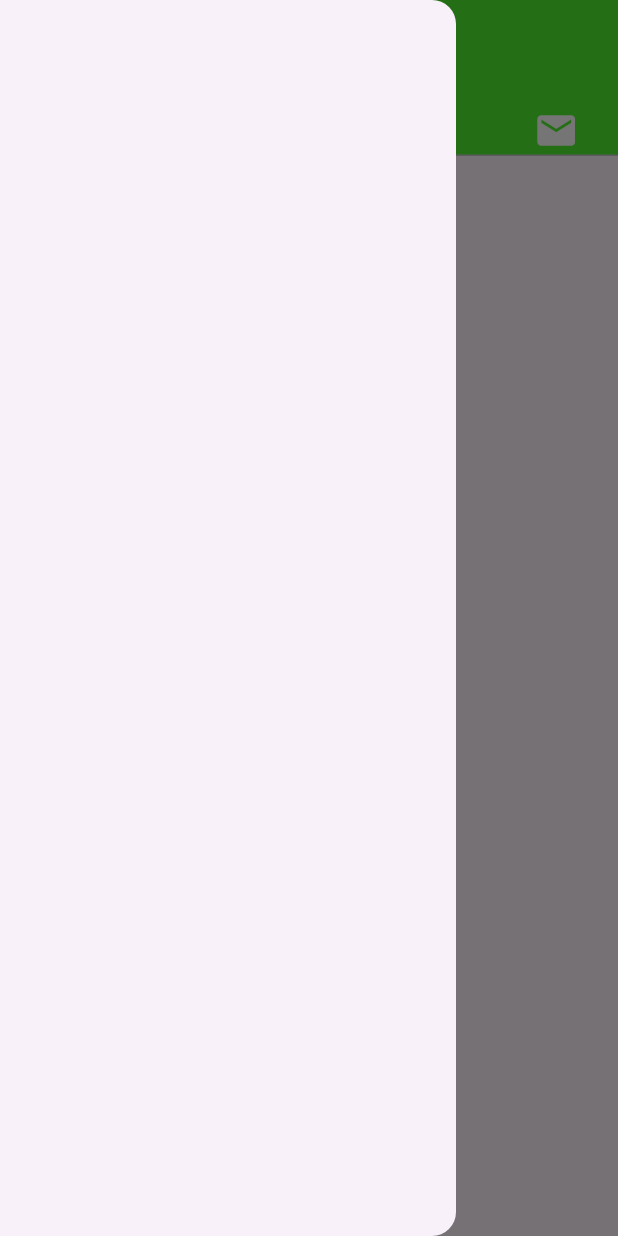
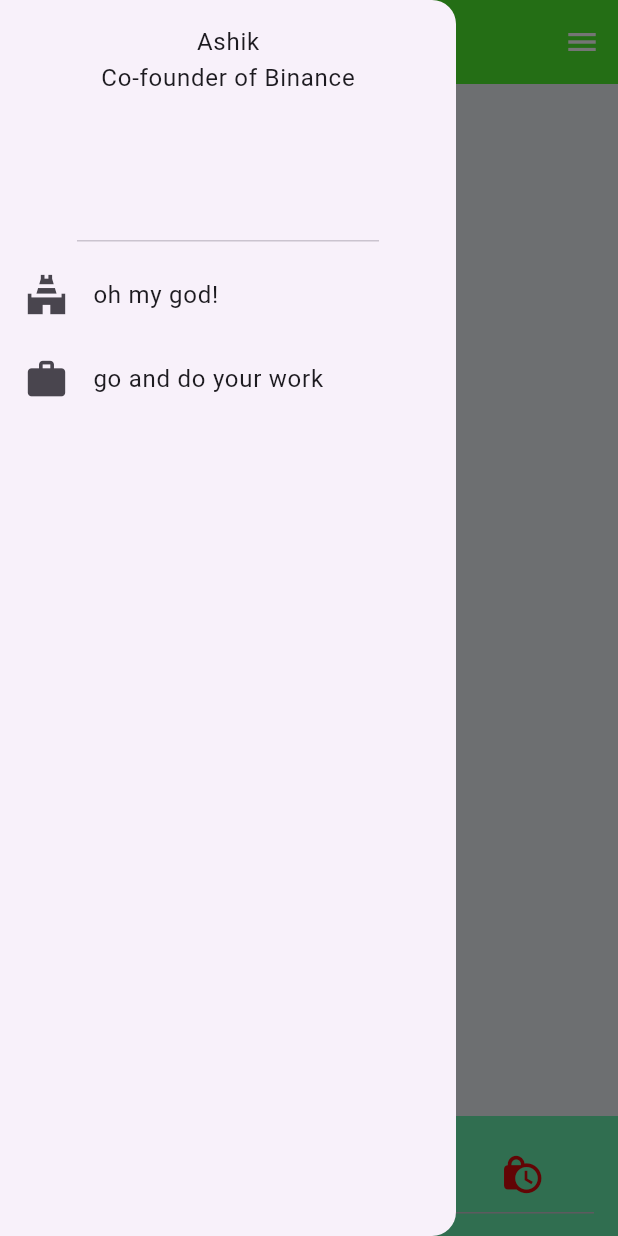
Before and after one commit to SDE-Ashik/flutter-basic, a Flutter app: the screen it shows after launch, with the side drawer open, on a phone screen of 412 x 824 dp. Run offline on Flutter 3.47's test engine with Material 3 defaults, Android fonts, the phone set to English and light mode, and no system bars; our stand-ins replace cached_network_image; missing offline and left inert: dart:ffi.

Commit message:
showModelBottomSheet - bottomsheet

```diff
--- a/lib/main.dart
+++ b/lib/main.dart
@@ -2,8 +2,9 @@ import 'dart:ffi';
 
 import 'package:flutter/material.dart';
 import 'package:hello/widget/alert.dart';
-import 'package:hello/widget/drawer.dart';
-import 'package:hello/widget/image.dart';
+import 'package:hello/widget/bottomsheet.dart';
+// import 'package:hello/widget/drawer.dart';
+// import 'package:hello/widget/image.dart';
 // import 'package:hello/widget/listview1.dart';
 
 void main() {
@@ -27,7 +28,7 @@ class MyApp extends StatelessWidget {
             primarySwatch: Colors.green,
             colorScheme: ColorScheme.fromSeed(seedColor: Colors.deepPurple),
             useMaterial3: true,
-            iconTheme: IconThemeData(
+            iconTheme: const IconThemeData(
                 color: Color.fromARGB(255, 214, 10, 10), size: 30)),
         darkTheme: ThemeData(
           primaryColor: Colors.black38,
@@ -35,7 +36,7 @@ class MyApp extends StatelessWidget {
         home: const DefaultTabController(
           length: 5,
           initialIndex: 2,
-          child: AlertWidget(),
+          child:BottomsheetWidget(),
         ));
   }
 }
--- a/lib/widget/alert.dart
+++ b/lib/widget/alert.dart
@@ -1,6 +1,7 @@
 import 'package:flutter/cupertino.dart';
 import 'package:flutter/material.dart';
 import 'package:flutter/widgets.dart';
+import 'package:hello/widget/bottomsheet.dart';
 import 'package:hello/widget/image.dart';
 
 class AlertWidget extends StatelessWidget {
@@ -128,7 +129,7 @@ Future<void> _showMyDialog(BuildContext context) async {
           ),
           TextButton(
             onPressed: () {
-              Navigator.pop(context);
+              Navigator.push(context, MaterialPageRoute(builder: (context)=>const BottomsheetWidget()));
             },
             child: Text("Cancel",
             style: TextStyle(color: Colors.black,fontSize: 20,
--- /dev/null
+++ b/lib/widget/bottomsheet.dart
@@ -0,0 +1,125 @@
+import 'package:flutter/material.dart';
+import 'package:flutter/widgets.dart';
+// import 'package:hello/widget/alert.dart';
+
+class BottomsheetWidget extends StatelessWidget {
+  const BottomsheetWidget({super.key});
+
+
+
+  @override
+  Widget build(BuildContext context) {
+    return Scaffold(
+      appBar: AppBar(
+        title: Text(
+          "NewYork City",
+          style: TextStyle(color: Colors.white),
+        ),
+        // leading: IconButton(
+        //   padding: EdgeInsets.all(40),
+        //   alignment: Alignment.topCenter,
+        //     onPressed: () {
+        //       // Navigator.push(context, MaterialPageRoute(builder: (context)=>AlertWidget()
+        //       // )
+        //       // );
+      //   //     },
+      //       icon: Icon(Icons.home_filled)),
+
+      //   // actionsIconTheme: IconThemeData(),
+      ),
+      body: Container(
+        color: Color.fromARGB(255, 237, 243, 247),
+        child: Center(
+          child: ElevatedButton(
+            onPressed: () {
+              showModalBottomSheet(
+                isDismissible: true,
+                backgroundColor: const Color.fromARGB(255, 128, 241, 132),
+               elevation: 0,
+               enableDrag: true,
+                  context: context,
+                  builder: (BuildContext context) {
+                    return ListView(
+                      children: const [
+                        Card(
+                          child: ListTile(
+                            title: Text("hello"),
+                            subtitle:Text("this is sample",),
+                            // shape: CircleBorder(eccentricity: 0.5),
+                          ),
+                        ),
+                        Card(
+                          child: ListTile(
+                            title: Text("hello"),
+                          ),
+                        ),
+                        Card(
+                          child: ListTile(
+                            title: Text("hello"),
+                          ),
+                        )
+                      ],
+                    );
+                  });
+            },
+            child: Text(
+              "click here",
+              style: TextStyle(color: Colors.white),
+            ),
+            style: ButtonStyle(
+                backgroundColor: WidgetStateProperty.all(Colors.blue),
+                elevation: WidgetStateProperty.all(4)),
+            autofocus: true,
+          ),
+        ),
+
+        // transform:Matrix4.rotationZ(12)
+      ),
+      bottomNavigationBar:BottomAppBar(child: Tab(child: TabBar(tabs:[
+        IconButton(onPressed: (){}, icon: Icon(Icons.lock_clock),),
+         IconButton(
+              onPressed: () {},
+              icon: Icon(Icons.lock_clock),
+            ),
+             IconButton(
+              onPressed: () {},
+              icon: Icon(Icons.lock_clock),
+
+
+            ),
+             IconButton(
+              onPressed: () {},
+              icon: Icon(Icons.lock_clock),
+            ),
+      ]),),
+      color: Colors.greenAccent,) ,
+
+      drawer: const Drawer(
+        child: Column(
+          children: [
+            DrawerHeader(child: Column(children: [Text("Ashik"),
+            Text("Co-founder of Binance")
+            ],),
+            ),
+            Center(child: ListBody(children: [ListTile(leading: Icon(Icons.temple_hindu),
+              title: Text("oh my god!"),
+            ),
+            ListTile(leading:Icon(Icons.work),
+            title: Text("go and do your work"),
+            ),
+            ],
+            ),
+            ),
+
+          ],
+        ),
+
+
+      ),
+      endDrawer:
+       Drawer(
+        // shape:RoundedRectangleBorder(borderRadius: BorderRadius.circular(5)) ,
+       ),
+    );
+  }
+}
```
